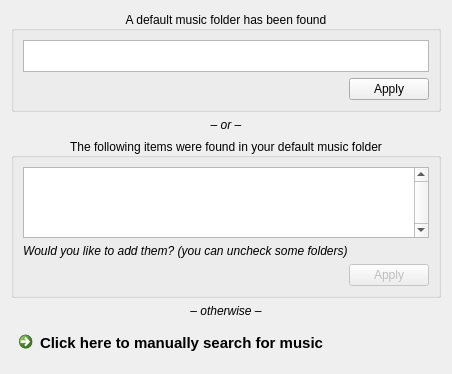
This is code/MiamPlayer/quickstart.ui in MBach/Miam-Player as Qt 5 draws it before an edit. The edited form follows.
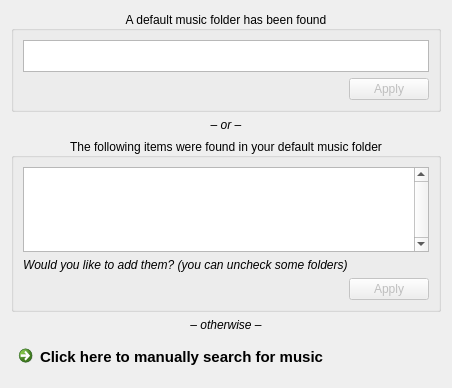
This is the edited form.

What changed in the file:
```diff
--- a/code/MiamPlayer/quickstart.ui
+++ b/code/MiamPlayer/quickstart.ui
@@ -7,7 +7,7 @@
     <x>0</x>
     <y>0</y>
     <width>452</width>
-    <height>374</height>
+    <height>388</height>
    </rect>
   </property>
   <property name="sizePolicy">
@@ -101,6 +101,9 @@
       </item>
       <item>
        <widget class="QDialogButtonBox" name="defaultFolderApplyButton">
+        <property name="enabled">
+         <bool>false</bool>
+        </property>
         <property name="standardButtons">
          <set>QDialogButtonBox::Apply</set>
         </property>
```
